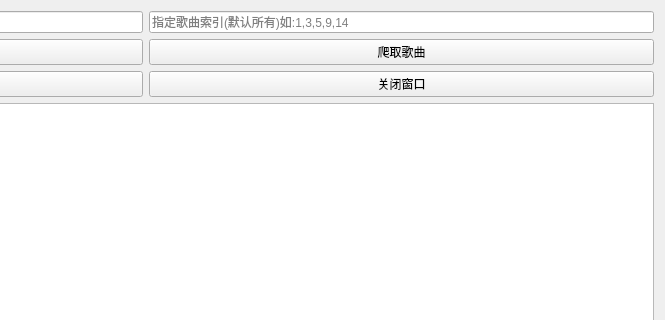
This is form.ui in po2656233/crawlerMusic as Qt 5 draws it before an edit; both pictures show x 373 to 1038 and y 0 to 320 of the 1038 by 604 pixel window. The edited form follows.
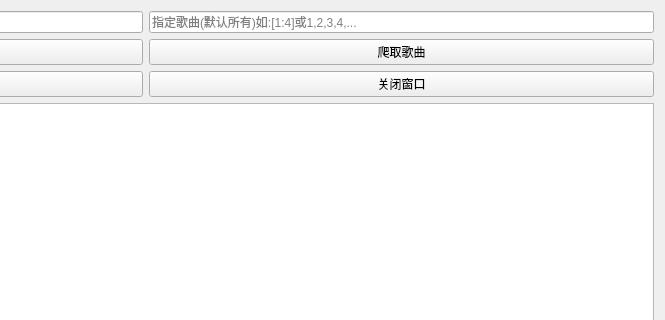
This is the edited form.

Commit message: 优化索引下载

The edit to the form file:
```diff
--- a/form.ui
+++ b/form.ui
@@ -69,7 +69,7 @@
    <item row="0" column="1">
     <widget class="QLineEdit" name="lineEdit_index">
      <property name="placeholderText">
-      <string>指定歌曲索引(默认所有)如:1,3,5,9,14</string>
+      <string>指定歌曲(默认所有)如:[1:4]或1,2,3,4,...</string>
      </property>
     </widget>
    </item>
```
The commit also changes 2 other files.
